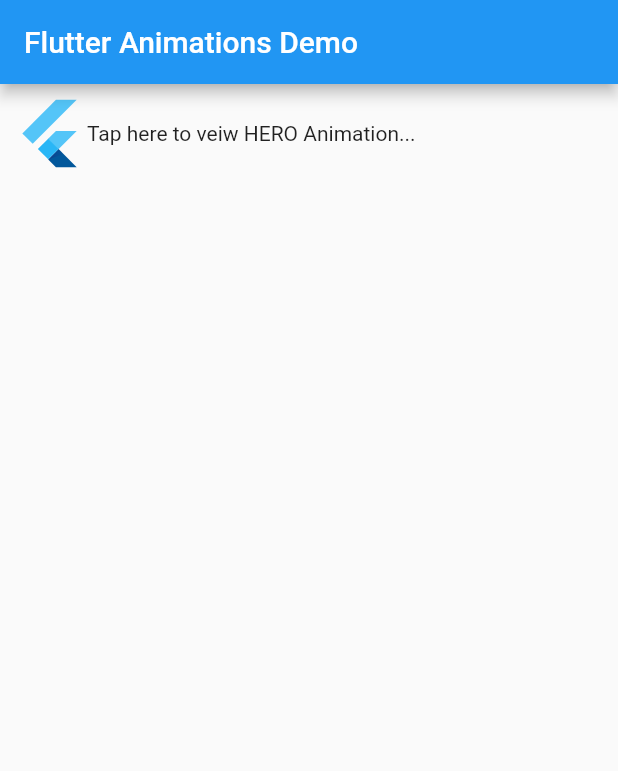
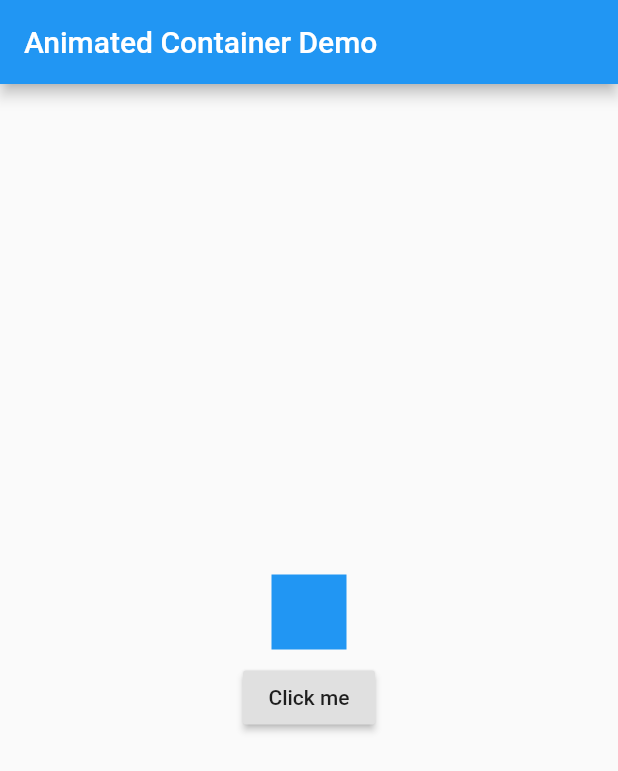
Before and after one commit to nilaypatel7798/flutter_animations, a Flutter app: the screen it shows after launch, on a phone screen of 412 x 824 dp. Shown: the top 771 px of the screen. Run offline on Flutter 3.47's test engine with Material 2 defaults, Android fonts, the phone set to English and light mode, and no system bars.

Commit message:
Container Animation added

```diff
--- /dev/null
+++ b/lib/animated_container_demo.dart
@@ -0,0 +1,48 @@
+import 'package:flutter/material.dart';
+
+class AnimatedContainerDemo extends StatefulWidget {
+  @override
+  _AnimatedContainerDemoState createState() => _AnimatedContainerDemoState();
+}
+
+class _AnimatedContainerDemoState extends State<AnimatedContainerDemo> {
+  var height = 50.0;
+  var width = 50.0;
+  var color = Colors.blue;
+
+  @override
+  Widget build(BuildContext context) {
+    return Scaffold(
+      appBar: AppBar(
+        title: Text("Animated Container Demo"),
+      ),
+      body: Center(
+        child: Column(
+          mainAxisAlignment: MainAxisAlignment.center,
+          children: <Widget>[
+            AnimatedContainer(
+              height: height,
+              width: width,
+              color: color,
+              curve: Curves.fastOutSlowIn,
+              duration: Duration(milliseconds: 500),
+            ),
+            Padding(
+              padding: const EdgeInsets.all(8.0),
+              child: RaisedButton(
+                onPressed: () {
+                  setState(() {
+                    color = Colors.pink;
+                    height += 50.0;
+                    width += 50.0;
+                  });
+                },
+                child: Text("Click me"),
+              ),
+            ),
+          ],
+        ),
+      ),
+    );
+  }
+}
--- a/lib/detail_page.dart
+++ b/lib/detail_page.dart
@@ -10,7 +10,7 @@ class _DetailPageState extends State<DetailPage> {
   Widget build(BuildContext context) {
     return Scaffold(
       appBar: AppBar(
-        title: Text("Flutter Animations Demo"),
+        title: Text("Hero Animation Demo"),
       ),
       body: Column(
         children: <Widget>[
--- a/lib/main.dart
+++ b/lib/main.dart
@@ -1,4 +1,5 @@
 import 'package:flutter/material.dart';
+import 'package:flutter_animations/animated_container_demo.dart';
 import 'package:flutter_animations/home_page.dart';
 
 void main() => runApp(new MyApp());
@@ -11,7 +12,7 @@ class MyApp extends StatelessWidget {
       theme: new ThemeData(
         primarySwatch: Colors.blue,
       ),
-      home: new HomePage(),
+      home: new AnimatedContainerDemo(),
       debugShowCheckedModeBanner: false,
     );
   }
```
